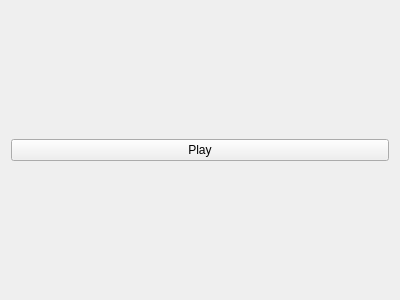
Before: the Qt Designer form ViewLayer/SongPlayerUi.ui in UCSolarCarTeam/Epsilon-Onboard-Media-Control, drawn with Qt 5.
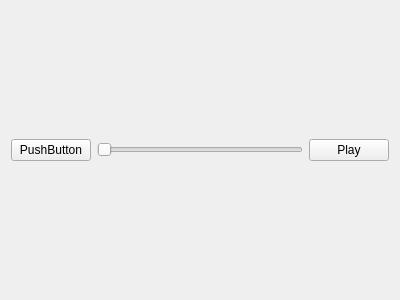
After: the same form once the commit is applied.

Diff of the .ui file:
```diff
--- a/ViewLayer/SongPlayerUi.ui
+++ b/ViewLayer/SongPlayerUi.ui
@@ -14,6 +14,20 @@
    <string>Form</string>
   </property>
   <layout class="QHBoxLayout" name="horizontalLayout">
+   <item>
+    <widget class="QPushButton" name="OpenButton">
+     <property name="text">
+      <string>PushButton</string>
+     </property>
+    </widget>
+   </item>
+   <item>
+    <widget class="QSlider" name="PositionSlider">
+     <property name="orientation">
+      <enum>Qt::Horizontal</enum>
+     </property>
+    </widget>
+   </item>
    <item>
     <widget class="QPushButton" name="PlayButton">
      <property name="text">
```
